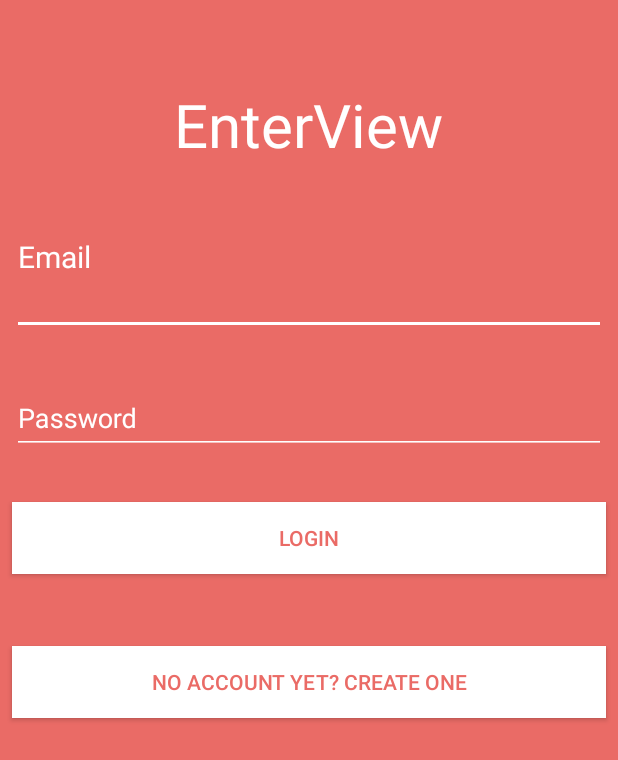
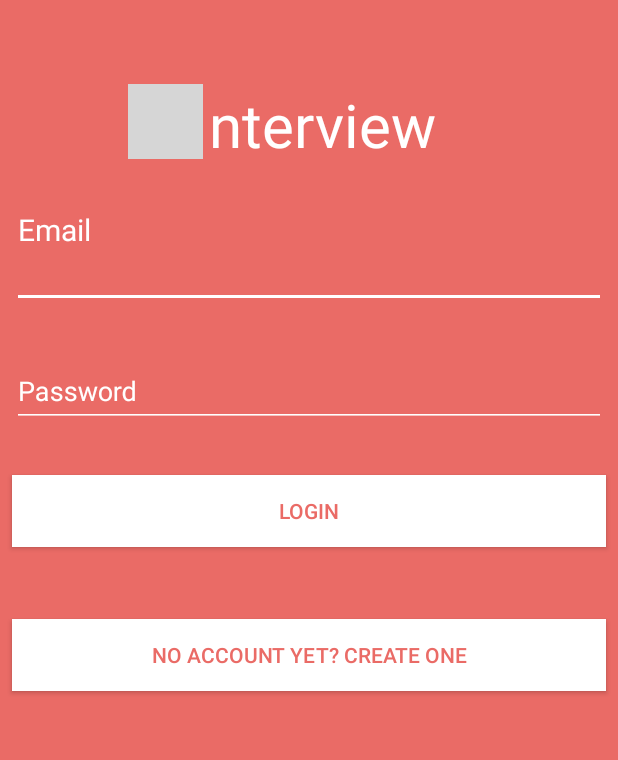
Before and after one commit to AjouUniv-SocialAppProject-2017/enterview, an Android app: the screen it shows after launch (LoginActivity), on a phone screen of 412 x 824 dp. Shown: the top 760 px of the screen. Run offline under Robolectric (Android 15) with nearby library versions, the phone set to English and light mode, and no system bars; grey boxes are pictures that could not be loaded.

Commit message:
1219 수정 push

```diff
--- a/MyApplication/app/src/main/java/com/example/ajou/myapplication/Adapter_boardList.java
+++ b/MyApplication/app/src/main/java/com/example/ajou/myapplication/Adapter_boardList.java
@@ -88,6 +88,7 @@ public class Adapter_boardList extends RecyclerView.Adapter<Adapter_boardList.Vi
         holder.name.setText(item.getName());
         holder.title.setText(item.getTitle());
         holder.comment.setText(item.getComment());
+        final TextView ratingTxt = holder.rating;
         holder.rating.setText(item.getRating());
 
         Uri uri = Uri.parse(item.getUrl());
@@ -262,6 +263,7 @@ public class Adapter_boardList extends RecyclerView.Adapter<Adapter_boardList.Vi
                             InsertRatingData insertTask = new InsertRatingData();
                             insertTask.execute(itemId,usrIdx,""+rb1.getRating(),""+rb2.getRating(),""+rb3.getRating(),
                                     ""+rb4.getRating(),""+rb5.getRating(),""+rb.getRating());
+                            ratingTxt.setText(((int)rb.getRating())+"");
                             pw.dismiss();
                         }
                     });
--- a/MyApplication/app/src/main/java/com/example/ajou/myapplication/BulletinBoardFragment.java
+++ b/MyApplication/app/src/main/java/com/example/ajou/myapplication/BulletinBoardFragment.java
@@ -219,10 +219,9 @@ public class BulletinBoardFragment extends Fragment {
                 board_items.add(new Board_item(brdRating, brdNickname, brdSubject, brdDate, brdContents,
                         "댓글",brdUrl,brdUserId));
             }
-
             boardView.setLayoutManager(layoutManager_board);
             Adapter_board = new Adapter_boardList(getActivity(), board_items, 1,param_usrIdx, 1);
-            // Adapter_proud.notifyDataSetChanged();
+            Adapter_board.notifyDataSetChanged();
             boardView.setAdapter(Adapter_board);
 
         } catch (JSONException e) {
--- a/MyApplication/app/src/main/java/com/example/ajou/myapplication/MainActivity.java
+++ b/MyApplication/app/src/main/java/com/example/ajou/myapplication/MainActivity.java
@@ -340,6 +340,7 @@ public class MainActivity extends AppCompatActivity {
                 }
             });
         }
+
     }
 
 }
--- a/MyApplication/app/src/main/res/layout/login.xml
+++ b/MyApplication/app/src/main/res/layout/login.xml
@@ -1,22 +1,43 @@
 <?xml version="1.0" encoding="utf-8"?>
      <RelativeLayout xmlns:android="http://schemas.android.com/apk/res/android"
+         xmlns:app="http://schemas.android.com/apk/res-auto"
          android:layout_width="fill_parent"
          android:layout_height="fill_parent"
          android:background="#EA6B66"
          android:fitsSystemWindows="true">
          <LinearLayout
              android:orientation="vertical"
-             android:layout_width="match_parent"
+             android:layout_width="fill_parent"
              android:layout_height="wrap_content"
              android:paddingTop="56dp">
-             <TextView
-                 android:text="EnterView"
-                 android:textColor="#FFFFFF"
-                 android:textSize="40dp"
-                 android:layout_width="wrap_content"
-                 android:layout_height="72dp"
-                 android:layout_marginBottom="24dp"
-                 android:layout_gravity="center_horizontal"/>
+
+             <RelativeLayout
+                 android:layout_width="match_parent"
+                 android:layout_height="wrap_content"
+                 android:textAlignment="center"
+                 android:paddingLeft="85dip"
+                 android:layout_marginBottom="24dip">
+
+                 <ImageView
+                     android:id="@+id/imageView"
+                     android:layout_width="50dip"
+                     android:layout_height="50dip"
+                     android:cropToPadding="false"
+                     android:scaleType="centerInside"
+                     app:srcCompat="@drawable/E_icon" />
+
+                 <TextView
+                     android:layout_width="wrap_content"
+                     android:layout_height="wrap_content"
+                     android:layout_gravity="center_horizontal"
+                     android:layout_marginLeft="4dip"
+                     android:layout_toRightOf="@+id/imageView"
+                     android:text="nterview"
+                     android:textColor="#FFFFFF"
+                     android:textSize="40dp" />
+
+             </RelativeLayout>
+
              <!--  Email Label -->
              <android.support.design.widget.TextInputLayout
                  android:id="@+id/layout_email"
@@ -81,5 +102,7 @@
                  android:padding="12dp"
                  android:text="No account yet? Create one"
                  android:textColor="#EA6B66"/>
+
+
          </LinearLayout>
     </RelativeLayout>
```
